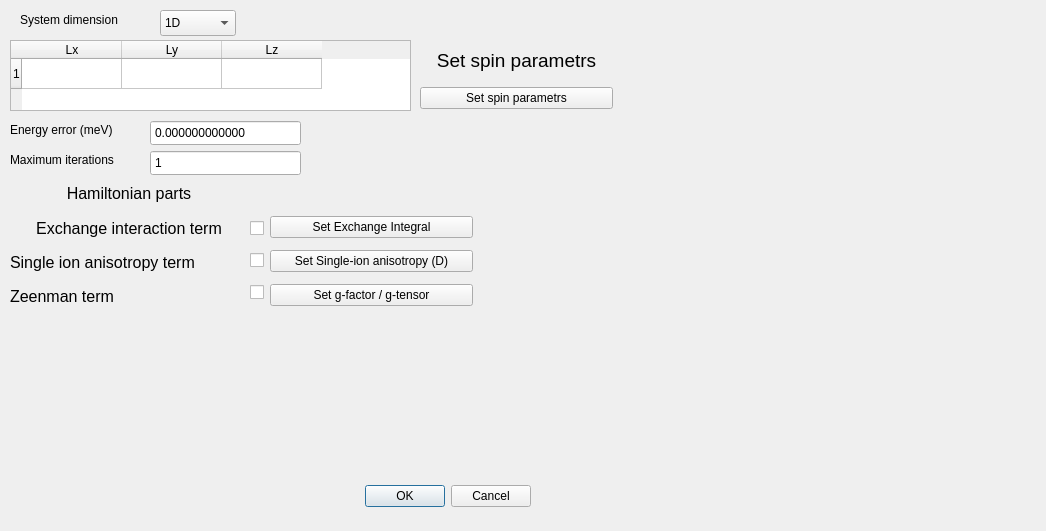
Qt form FaustSpin/FaustSpinGUI/faust_spin_parameters_dialog.ui (MadComputationalPhys2003/Progect_Gonchar) before a commit.
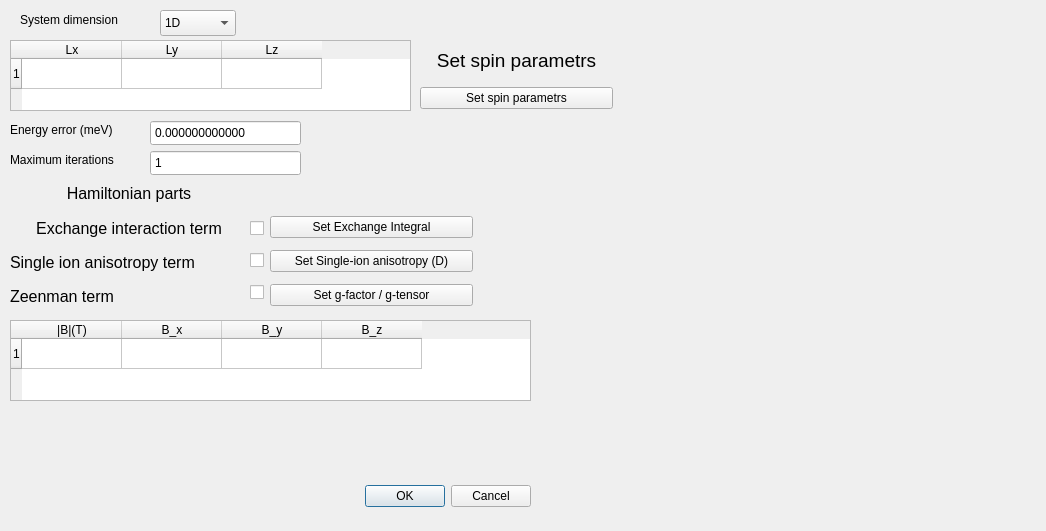
The same form after that commit.

What changed in the file:
```diff
--- a/FaustSpin/FaustSpinGUI/faust_spin_parameters_dialog.ui
+++ b/FaustSpin/FaustSpinGUI/faust_spin_parameters_dialog.ui
@@ -269,6 +269,43 @@
     </item>
    </layout>
   </widget>
+  <widget class="QTableWidget" name="magneticFieldTableWidget">
+   <property name="geometry">
+    <rect>
+     <x>10</x>
+     <y>320</y>
+     <width>521</width>
+     <height>81</height>
+    </rect>
+   </property>
+   <property name="rowCount">
+    <number>1</number>
+   </property>
+   <property name="columnCount">
+    <number>4</number>
+   </property>
+   <row/>
+   <column>
+    <property name="text">
+     <string>|B|(T)</string>
+    </property>
+   </column>
+   <column>
+    <property name="text">
+     <string>B_x</string>
+    </property>
+   </column>
+   <column>
+    <property name="text">
+     <string>B_y</string>
+    </property>
+   </column>
+   <column>
+    <property name="text">
+     <string>B_z</string>
+    </property>
+   </column>
+  </widget>
   <widget class="QWidget" name="">
    <property name="geometry">
     <rect>
```
